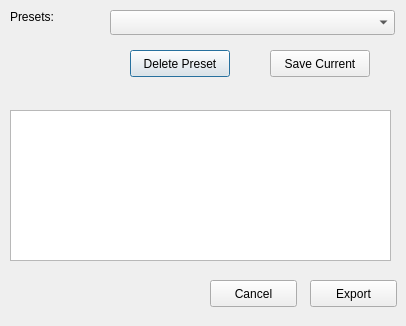
First picture: the form in src/windows/ui/presets.ui, repository OpenShot/openshot-qt, before the edit.
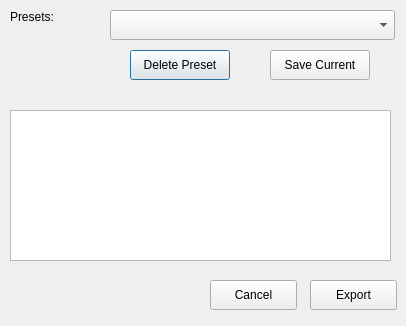
Second picture: the form after the edit. Icons and pictures are not drawn.

The edit to the form file:
```diff
--- a/src/windows/ui/presets.ui
+++ b/src/windows/ui/presets.ui
@@ -33,7 +33,7 @@
      <x>130</x>
      <y>50</y>
      <width>100</width>
-     <height>27</height>
+     <height>30</height>
     </rect>
    </property>
    <property name="text">
@@ -46,7 +46,7 @@
      <x>310</x>
      <y>280</y>
      <width>87</width>
-     <height>27</height>
+     <height>30</height>
     </rect>
    </property>
    <property name="text">
@@ -59,7 +59,7 @@
      <x>210</x>
      <y>280</y>
      <width>87</width>
-     <height>27</height>
+     <height>30</height>
     </rect>
    </property>
    <property name="text">
@@ -85,7 +85,7 @@
      <x>110</x>
      <y>10</y>
      <width>285</width>
-     <height>25</height>
+     <height>30</height>
     </rect>
    </property>
   </widget>
@@ -95,7 +95,7 @@
      <x>270</x>
      <y>50</y>
      <width>100</width>
-     <height>27</height>
+     <height>30</height>
     </rect>
    </property>
    <property name="text">
```
